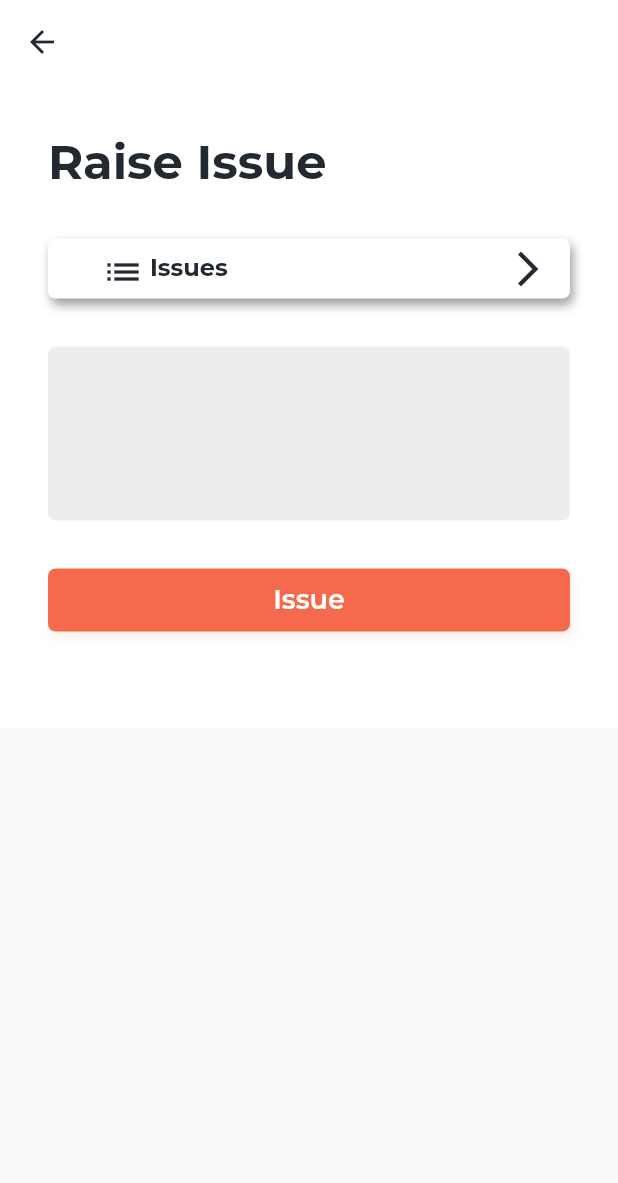
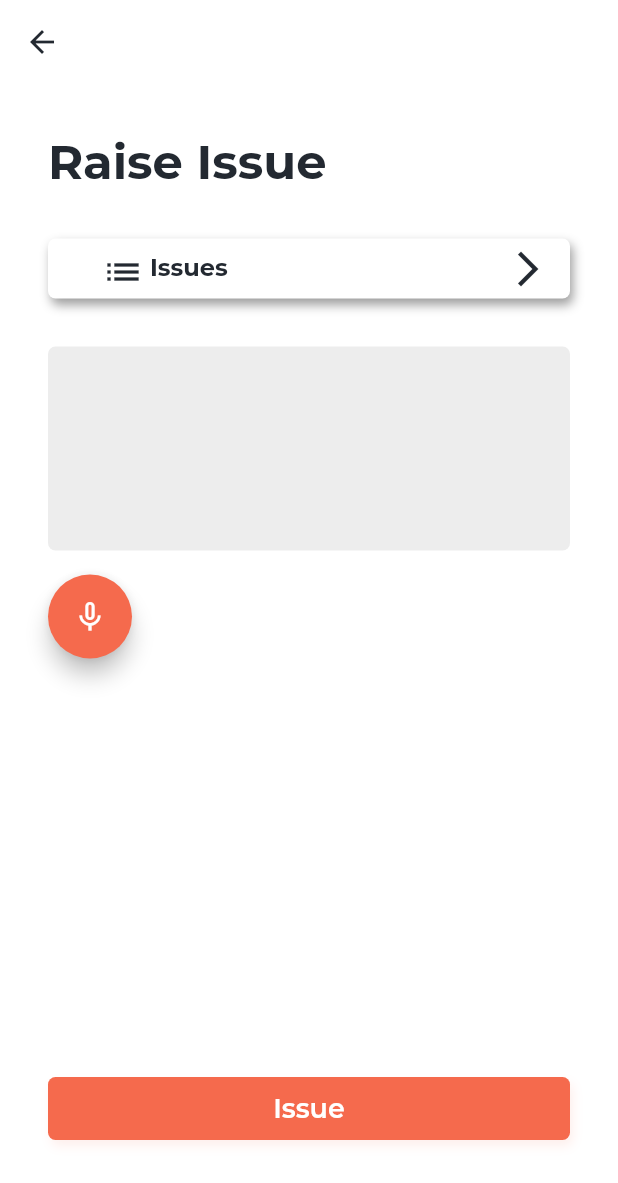
Before and after one commit to TheLameOne/meri_id, a Flutter app: the Issue screen opened by its route, on a phone screen of 412 x 824 dp. Shown: the top 1183 px of the screen. Run offline on Flutter 3.47's test engine with Material 2 defaults, Android fonts, the phone set to English and light mode, and no system bars; drawn by our look-alikes of dropdown_button2; our stand-ins replace firebase_core, firebase_storage, flutter_html, flutter_svg, fluttertoast, google_fonts and 8 more; missing offline and left inert: dart:ffi, flutter_google_places, flutter_polyline_points, google_api_headers, google_maps_webservice, kommunicate_flutter and 1 more; accounts and stored records are empty; network calls fail.

Commit message:
stable with voice:

```diff
--- a/lib/main.dart
+++ b/lib/main.dart
@@ -46,7 +46,7 @@ class MyApp extends StatelessWidget {
             primaryColor: Colors.white,
             textTheme:
                 GoogleFonts.montserratTextTheme(Theme.of(context).textTheme)),
-        initialRoute: SplashPage.routeNamed,
+        initialRoute: FirstPage.routeNamed,
         routes: {
           SplashPage.routeNamed: (BuildContext context) => SplashPage(),
           FirstPage.routeNamed: (BuildContext context) => FirstPage(),
--- a/lib/presentation/features/Issue.dart
+++ b/lib/presentation/features/Issue.dart
@@ -7,6 +7,7 @@ import '../../services/widgets/CustomText.dart';
 import '../../utils/global.dart';
 import '../../utils/strings.dart';
 import '../custom/CustomButton.dart';
+import 'package:speech_to_text/speech_to_text.dart' as stt;
 
 class Issue extends StatefulWidget {
   static const String routeNamed = 'Issue';
@@ -22,6 +23,7 @@ class _IssueState extends State<Issue> {
   @override
   void initState() {
     super.initState();
+    _speech = stt.SpeechToText();
     _parent();
   }
 
@@ -115,22 +117,53 @@ class _IssueState extends State<Issue> {
     );
   }
 
+  late stt.SpeechToText _speech;
+  bool _isListening = false;
+  String _text = '';
+  double _confidence = 1.0;
+
+  void _listen() async {
+    if (!_isListening) {
+      bool available = await _speech.initialize(
+        onStatus: (val) => print('onStatus: $val'),
+        onError: (val) => print('onError: $val'),
+      );
+      print(available);
+      if (available) {
+        setState(() => _isListening = true);
+        _speech.listen(
+          onResult: (val) => setState(() {
+            issue = val.recognizedWords;
+            print(issue);
+          }),
+        );
+      }
+    } else {
+      setState(() => _isListening = false);
+      _speech.stop();
+    }
+  }
+
   @override
   Widget build(BuildContext context) {
     return SafeArea(
       child: Scaffold(
+        backgroundColor: Styles.backgroundColor,
         appBar: AppBar(
           actions: [],
           backgroundColor: Styles.backgroundColor,
           foregroundColor: Styles.blackColor,
           elevation: 0,
         ),
-        body: SingleChildScrollView(
-          child: Container(
+        body: Container(
           color: Styles.backgroundColor,
           child: Padding(
             padding: const EdgeInsets.all(32),
             child: Column(
+              crossAxisAlignment: CrossAxisAlignment.start,
+              mainAxisAlignment: MainAxisAlignment.spaceBetween,
+              children: [
+                Column(
                   crossAxisAlignment: CrossAxisAlignment.start,
                   children: [
                     CustomText.xLargeText(
@@ -145,7 +178,6 @@ class _IssueState extends State<Issue> {
                     const SizedBox(
                       height: 32,
                     ),
-                  // from here
                     Container(
                         padding: const EdgeInsets.all(16),
                         decoration: BoxDecoration(
@@ -153,17 +185,34 @@ class _IssueState extends State<Issue> {
                           color: Styles.grayColor,
                         ),
                         child: TextField(
-                          onChanged: (value) => {issue = value},
+                            controller: TextEditingController(text: issue),
                             keyboardType: TextInputType.multiline,
-                          minLines: 3,
+                            minLines: 4,
                             maxLines: null,
                             cursorColor: Styles.blackColor,
-                          decoration: InputDecoration(border: InputBorder.none),
+                            decoration:
+                                InputDecoration(border: InputBorder.none),
                             style: GoogleFonts.montserrat(
                                 textStyle: const TextStyle(
                                     fontSize: 16,
                                     color: Styles.blackColor,
                                     fontWeight: FontWeight.w400)))),
+
+                   SizedBox(height: 16,),
+                    Row(
+                      crossAxisAlignment: CrossAxisAlignment.end,
+                      children: [
+                        FloatingActionButton(
+                          backgroundColor: Styles.redColor,
+                          onPressed: _listen,
+                          child: Icon(
+                              _isListening ? Icons.mic : Icons.mic_none),
+                        ),
+                      ],
+                    )
+                  ],
+                ),
+
                 // to here
                 Padding(
                   padding: const EdgeInsets.symmetric(vertical: 32),
@@ -212,7 +261,6 @@ class _IssueState extends State<Issue> {
           ),
         ),
       ),
-      ),
     );
   }
 }
--- a/lib/services/ApiService.dart
+++ b/lib/services/ApiService.dart
@@ -27,6 +27,8 @@ class ApiService {
       body: jsonEncode(
           <String, String>{'phone_number': phoneNumber, 'role': role}),
     );
+    print(res.body);
+    print(res.statusCode);
     if (res.statusCode == 200) {
       var body = jsonDecode(res.body);
       return true;
@@ -222,7 +224,6 @@ class ApiService {
 
   Future<List<Book>> getBooking() async {
     List<Book> ls = [];
-    List<Friends> fList = [];
     final String url = "$baseUrl/booking/booking";
     String? authId = await preferenceService.getUID();
     Response res = await get(Uri.parse(url), headers: {
@@ -235,6 +236,7 @@ class ApiService {
       var body = jsonDecode(res.body);
       for (int i = 0; i < body['data'].length; i++) {
         Book x = Book();
+        List<Friends> fList = [];
         x.address = body["data"][i]["address"];
         x.uuid = body["data"][i]["uuid"];
         x.bookingId = body["data"][i]["booking_id"];
@@ -243,7 +245,6 @@ class ApiService {
         x.operator = Operator(
             name: body["data"][i]["operator"]["name"],
             phoneNumber: body["data"][i]["operator"]["phone_number"]);
-
         for (int j = 0; j < body["data"][i]["friends"].length; j++) {
           fList.add(Friends(
               name: body["data"][i]["friends"][j]["name"],
--- a/pubspec.yaml
+++ b/pubspec.yaml
@@ -54,6 +54,7 @@ dependencies:
   firebase_core:
   flutter_html: ^2.0.0
   razorpay_flutter: ^1.3.2
+  speech_to_text:
 
 dev_dependencies:
   flutter_launcher_icons: "^0.10.0"
```
Also changed, not shown: lib/presentation/features/GoogleMapTracking.dart (+27 -30 lines), pubspec.lock, 1 other file. Lines whose indentation alone changed are shown as unchanged.
